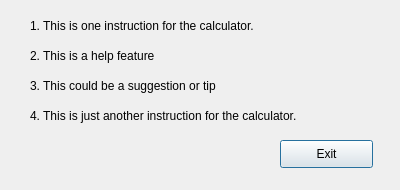
Before: the Qt Designer form src/helpdialogsci.ui in cs3100-team10/calc01, drawn with Qt 5.
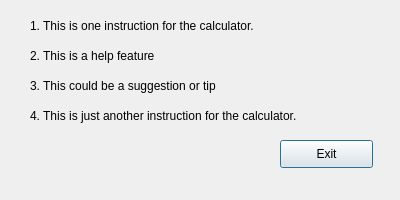
After: the same form once the commit is applied.

```diff
--- a/src/helpdialogsci.ui
+++ b/src/helpdialogsci.ui
@@ -7,9 +7,27 @@
     <x>0</x>
     <y>0</y>
     <width>400</width>
-    <height>190</height>
+    <height>200</height>
    </rect>
   </property>
+  <property name="sizePolicy">
+   <sizepolicy hsizetype="Fixed" vsizetype="Fixed">
+    <horstretch>0</horstretch>
+    <verstretch>0</verstretch>
+   </sizepolicy>
+  </property>
+  <property name="minimumSize">
+   <size>
+    <width>400</width>
+    <height>200</height>
+   </size>
+  </property>
+  <property name="maximumSize">
+   <size>
+    <width>400</width>
+    <height>200</height>
+   </size>
+  </property>
   <property name="windowTitle">
    <string>Dialog</string>
   </property>
```
